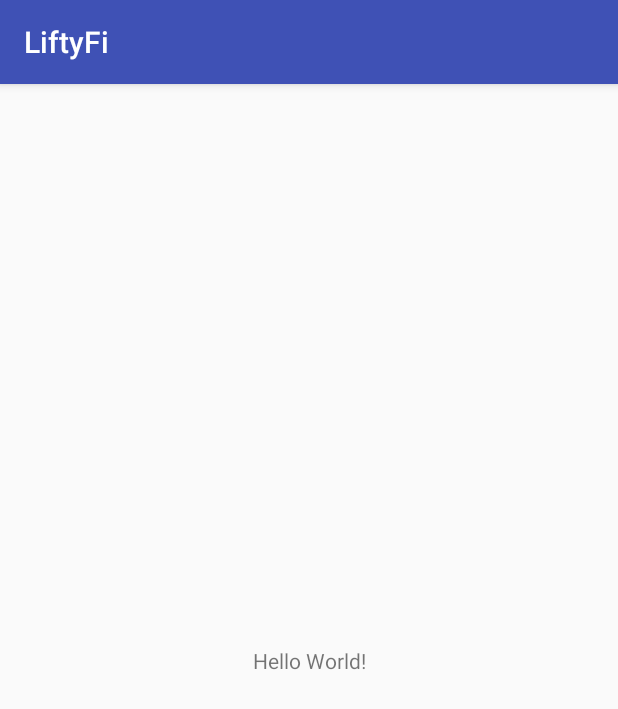
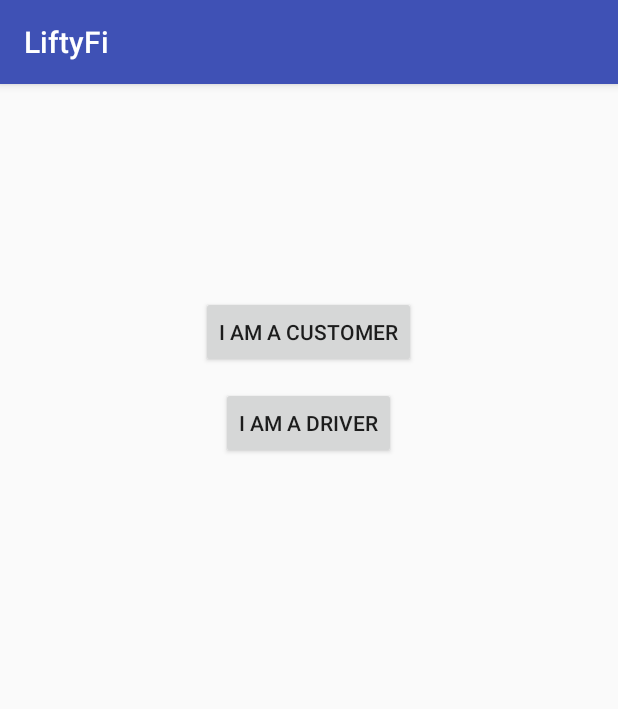
Before and after one commit to Siddharth1698/LiftyFi, an Android app: the screen it shows after launch (MainActivity), on a phone screen of 412 x 824 dp. Shown: the top 709 px of the screen. Run offline under Robolectric (Android 15) with nearby library versions, the phone set to English and light mode, and no system bars.

Commit message:
Adiing Firebase and setting up Main Activity

```diff
--- a/app/build.gradle
+++ b/app/build.gradle
@@ -20,9 +20,14 @@ android {
 
 dependencies {
     implementation fileTree(dir: 'libs', include: ['*.jar'])
+    //noinspection GradleCompatible
     implementation 'com.android.support:appcompat-v7:27.1.1'
     implementation 'com.android.support.constraint:constraint-layout:1.1.2'
+    implementation 'com.google.firebase:firebase-auth:11.8.0'
+    implementation 'com.google.firebase:firebase-database:11.8.0'
     testImplementation 'junit:junit:4.12'
     androidTestImplementation 'com.android.support.test:runner:1.0.2'
     androidTestImplementation 'com.android.support.test.espresso:espresso-core:3.0.2'
 }
+
+apply plugin: 'com.google.gms.google-services'
--- a/app/src/main/AndroidManifest.xml
+++ b/app/src/main/AndroidManifest.xml
@@ -16,6 +16,7 @@
                 <category android:name="android.intent.category.LAUNCHER" />
             </intent-filter>
         </activity>
+        <activity android:name=".DriverLoginActivity"></activity>
     </application>
 
 </manifest>
--- a/app/src/main/java/com/siddharthm/liftyfi/MainActivity.java
+++ b/app/src/main/java/com/siddharthm/liftyfi/MainActivity.java
@@ -1,13 +1,30 @@
 package com.siddharthm.liftyfi;
 
+import android.content.Intent;
 import android.support.v7.app.AppCompatActivity;
 import android.os.Bundle;
+import android.view.View;
+import android.widget.Button;
 
 public class MainActivity extends AppCompatActivity {
+    private Button mCustomer;
+    private Button mDriver;
 
     @Override
     protected void onCreate(Bundle savedInstanceState) {
         super.onCreate(savedInstanceState);
         setContentView(R.layout.activity_main);
+        mDriver = (Button)findViewById(R.id.mDriver);
+        mCustomer = (Button)findViewById(R.id.mCustomer);
+
+        mDriver.setOnClickListener(new View.OnClickListener() {
+            @Override
+            public void onClick(View v) {
+                Intent intent = new Intent(MainActivity.this,DriverLoginActivity.class);
+                startActivity(intent);
+                finish();
+                return;
+            }
+        });
     }
 }
--- a/app/src/main/res/layout/activity_main.xml
+++ b/app/src/main/res/layout/activity_main.xml
@@ -1,18 +1,26 @@
 <?xml version="1.0" encoding="utf-8"?>
-<android.support.constraint.ConstraintLayout xmlns:android="http://schemas.android.com/apk/res/android"
+<RelativeLayout xmlns:android="http://schemas.android.com/apk/res/android"
     xmlns:app="http://schemas.android.com/apk/res-auto"
     xmlns:tools="http://schemas.android.com/tools"
     android:layout_width="match_parent"
     android:layout_height="match_parent"
     tools:context=".MainActivity">
 
-    <TextView
+    <Button
+        android:id="@+id/mDriver"
         android:layout_width="wrap_content"
         android:layout_height="wrap_content"
-        android:text="Hello World!"
-        app:layout_constraintBottom_toBottomOf="parent"
-        app:layout_constraintLeft_toLeftOf="parent"
-        app:layout_constraintRight_toRightOf="parent"
-        app:layout_constraintTop_toTopOf="parent" />
+        android:layout_alignParentTop="true"
+        android:layout_centerHorizontal="true"
+        android:layout_marginTop="202dp"
+        android:text="I AM A DRIVER" />
 
-</android.support.constraint.ConstraintLayout>
+    <Button
+        android:id="@+id/mCustomer"
+        android:layout_width="wrap_content"
+        android:layout_height="wrap_content"
+        android:layout_alignParentTop="true"
+        android:layout_centerHorizontal="true"
+        android:layout_marginTop="141dp"
+        android:text="I AM A CUSTOMER" />
+</RelativeLayout>
--- a/build.gradle
+++ b/build.gradle
@@ -12,6 +12,7 @@ buildscript {
 
         // NOTE: Do not place your application dependencies here; they belong
         // in the individual module build.gradle files
+        classpath 'com.google.gms:google-services:3.1.1'
     }
 }
 
```
Also changed, not shown: app/src/main/java/com/siddharthm/liftyfi/DriverLoginActivity.java (added, +35 -0 lines), app/src/main/res/layout/activity_driver_login.xml (added, +49 -0 lines), 1 other file.
